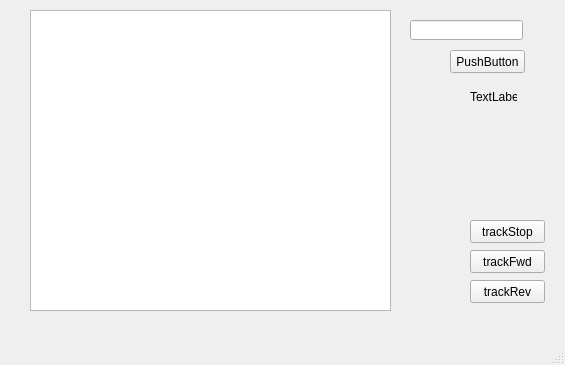
The window that mainwindow.ui (AndreyShi/udp_test) describes before a commit, drawn with Qt 5.
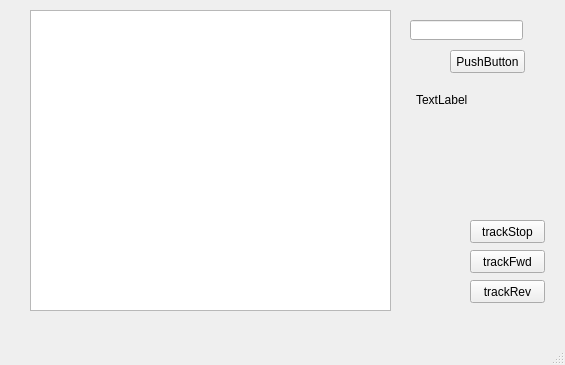
The same window after the commit.

Patch:
```diff
--- a/mainwindow.ui
+++ b/mainwindow.ui
@@ -40,10 +40,10 @@
    <widget class="QLabel" name="label">
     <property name="geometry">
      <rect>
-      <x>470</x>
+      <x>416</x>
       <y>90</y>
-      <width>47</width>
-      <height>13</height>
+      <width>131</width>
+      <height>20</height>
      </rect>
     </property>
     <property name="text">
```
